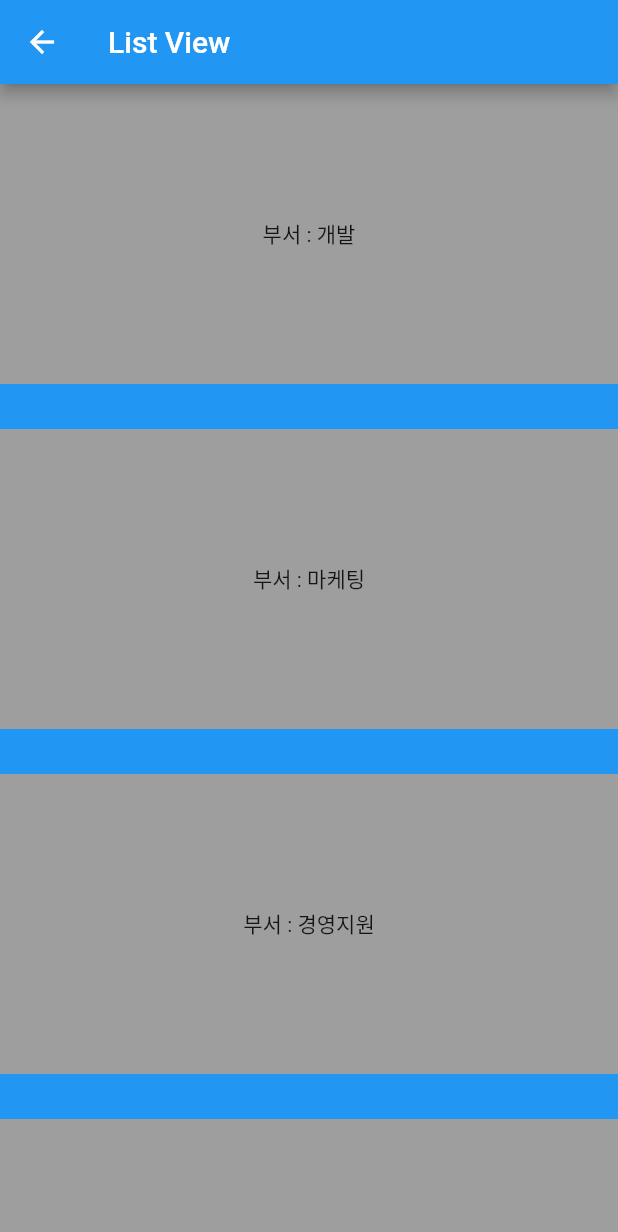
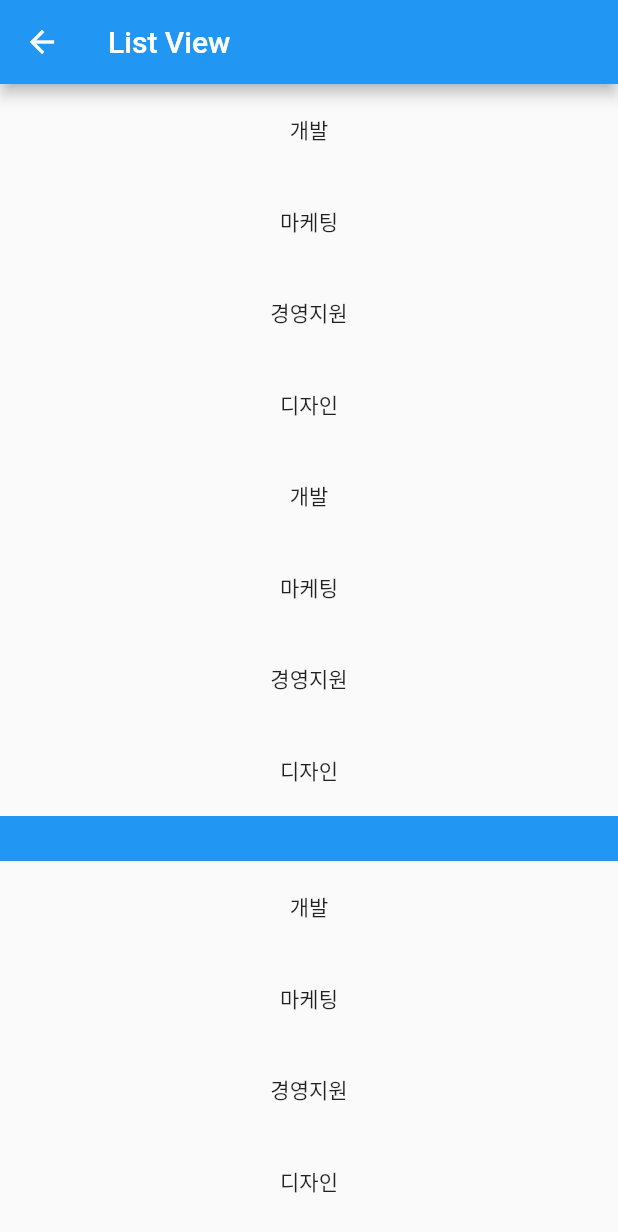
Before and after one commit to Danny-Yun/flutter-study, a Flutter app: the ListViewScreen screen opened by its route, on a phone screen of 412 x 824 dp. Shown: the top 1232 px of the screen. Run offline on Flutter 3.47's test engine with Material 2 defaults, Android fonts, the phone set to English and light mode, and no system bars; our stand-ins replace get.

```diff
--- a/apply_get_x/lib/screen/ListViewScreen.dart
+++ b/apply_get_x/lib/screen/ListViewScreen.dart
@@ -8,7 +8,16 @@ class ListViewScreen extends StatefulWidget {
 }
 
 class _ListViewScreenState extends State<ListViewScreen> {
-  List<String> dataList = ['개발', '마케팅', '경영지원', '디자인'];
+  List<String> dataList = [
+    '개발',
+    '마케팅',
+    '경영지원',
+    '디자인',
+    '개발',
+    '마케팅',
+    '경영지원',
+    '디자인',
+  ];
 
   @override
   Widget build(BuildContext context) {
@@ -16,7 +25,24 @@ class _ListViewScreenState extends State<ListViewScreen> {
       appBar: AppBar(
         title: Text('List View'),
       ),
-      body: bodySeperated(),
+      body: bodySeperated2(),
+    );
+  }
+
+  // 4번 예시
+  Widget bodySeperated2() {
+    return ListView.separated(
+      // physics: NeverScrollableScrollPhysics(),
+      itemBuilder: (context, index) {
+        return bodyBuilder();
+      },
+      separatorBuilder: (context, index) {
+        return Container(
+          height: 30,
+          color: Colors.blue,
+        );
+      },
+      itemCount: dataList.length,
     );
   }
 
@@ -39,8 +65,18 @@ class _ListViewScreenState extends State<ListViewScreen> {
   // 3번 예시
   Widget bodyBuilder() {
     return ListView.builder(
+      // 중접 리스트 만들 때 primary, shrinkWrap
+      // 메인 스크롤 관리
+      primary: false,
+      shrinkWrap: true,
+
       itemBuilder: (context, index) {
-        return listItem(dataList[index]);
+        return InkWell(
+          onTap: () {
+            print('클릭');
+          },
+          child: listItem(dataList[index]),
+        );
       },
       itemCount: dataList.length,
     );
@@ -49,11 +85,23 @@ class _ListViewScreenState extends State<ListViewScreen> {
   // 2번 예시
   Widget listItem(String data) {
     return Container(
-      child: Text('부서 : $data'),
-      alignment: Alignment.center,
-      height: 200,
-      color: Colors.grey,
+      padding: EdgeInsets.symmetric(vertical: 10),
+      margin: EdgeInsets.symmetric(vertical: 10),
+      // 넓은 영역 클릭 유도
+      // color: Colors.transparent,
+      child: Column(
+        mainAxisAlignment: MainAxisAlignment.center,
+        children: [
+          Text(data),
+        ],
+      ),
     );
+    // return Container(
+    //   child: Text('부서 : $data'),
+    //   alignment: Alignment.center,
+    //   height: 100,
+    //   color: Colors.grey,
+    // );
   }
 
   // 1번 예시
```
